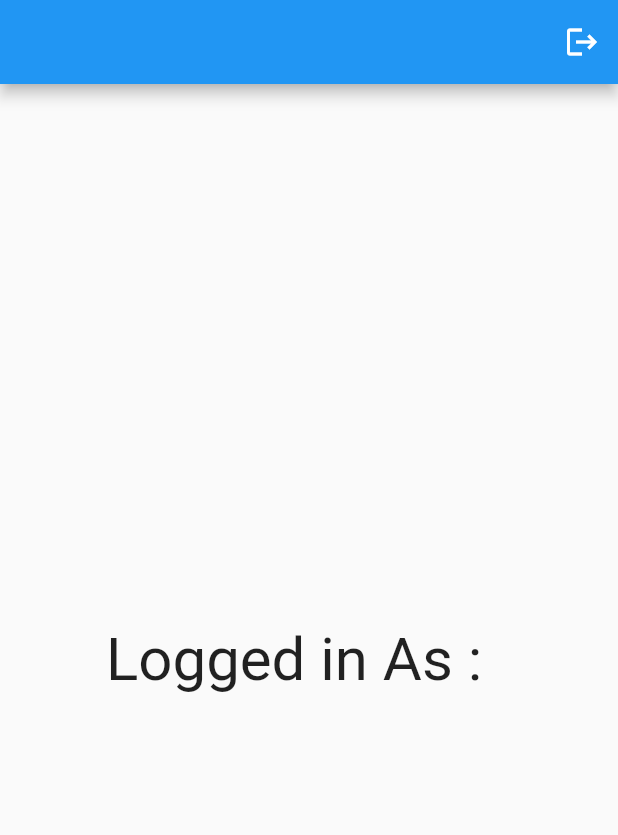
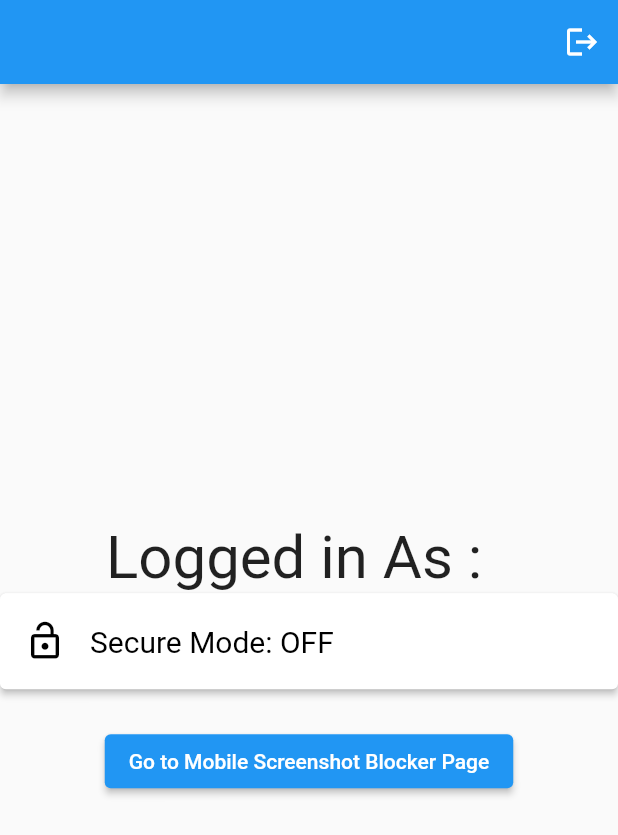
Before and after one commit to iifast2/ModernLoginUI, a Flutter app: the screen it shows once a user with an empty profile is signed in, on a phone screen of 412 x 824 dp. Shown: the top 835 px of the screen. Run offline on Flutter 3.47's test engine with Material 2 defaults, Android fonts, the phone set to English and light mode, and no system bars; our stand-ins replace firebase_auth, firebase_core, google_sign_in, lottie; missing offline and left inert: flutter_windowmanager; accounts and stored records are empty.

Commit message:
Commit - Preventing ScreenShots on Android
Commit - Preventing ScreenShots on Android

:white_check_mark:

It works only on android ! and works very well , but needs further modifications

```diff
--- /dev/null
+++ b/lib/pages/Mobile_screenshot_blocker.dart
@@ -0,0 +1,54 @@
+import 'dart:io';
+import 'package:flutter/material.dart';
+import 'package:flutter_windowmanager/flutter_windowmanager.dart';
+
+class MobileScreenshotBlocker extends StatefulWidget {
+  @override
+  _MobileScreenshotBlockerState createState() => _MobileScreenshotBlockerState();
+}
+
+class _MobileScreenshotBlockerState extends State<MobileScreenshotBlocker> {
+  bool isSecureMode = false;
+
+  @override
+  Widget build(BuildContext context) {
+    return buildButton(
+      title: 'Secure Mode: ${isSecureMode ? 'ON' : 'OFF'}',
+      icon: isSecureMode ? Icons.lock : Icons.lock_open,
+      onClicked: toggleSecureMode,
+    );
+  }
+
+  Future toggleSecureMode() async {
+    if (!Platform.isAndroid) return;
+
+    setState(() => isSecureMode = !isSecureMode);
+
+    if (isSecureMode) {
+      await FlutterWindowManager.addFlags(FlutterWindowManager.FLAG_SECURE);
+    } else {
+      await FlutterWindowManager.clearFlags(FlutterWindowManager.FLAG_SECURE);
+    }
+  }
+
+  Widget buildButton({
+    required String title,
+    required IconData icon,
+    required VoidCallback onClicked,
+  }) =>
+      ElevatedButton(
+        style: ElevatedButton.styleFrom(
+          foregroundColor: Colors.black, backgroundColor: Colors.white, minimumSize: Size.fromHeight(64),
+          textStyle: TextStyle(fontSize: 20),
+        ),
+
+        onPressed: onClicked,
+        child: Row(
+          children: [
+            Icon(icon, size: 28),
+            const SizedBox(width: 16),
+            Text(title),
+          ],
+        ),
+      );
+}
--- a/lib/pages/home_page.dart
+++ b/lib/pages/home_page.dart
@@ -2,13 +2,15 @@ import 'package:firebase_auth/firebase_auth.dart';
 import 'package:flutter/material.dart';
 import 'package:modernlogintute/pages/login_or_register_page.dart';
 import 'package:modernlogintute/pages/login_page.dart';
+import 'package:modernlogintute/pages/Mobile_screenshot_blocker.dart';
 
-class HomePage extends StatelessWidget {
-  HomePage({Key? key}) : super(key: key);
+class HomePage extends StatefulWidget {
+  @override
+  _HomePageState createState() => _HomePageState();
+}
 
+class _HomePageState extends State<HomePage> {
   final user = FirebaseAuth.instance.currentUser!;
-
-// Sign user  out method
 
   void signUserOut() {
     FirebaseAuth.instance.signOut();
@@ -21,11 +23,44 @@ class HomePage extends StatelessWidget {
         IconButton(onPressed: signUserOut, icon: const Icon(Icons.logout))
       ]),
       body: Center(
-          child: Text(
-        "Logged in As :  ${user.email!}",
-        style: const TextStyle(fontSize: 40),
-      )),
-// body: Center(child: Text("Logged in As :  ${user.email!}" )),
+        child: Column(
+          mainAxisAlignment: MainAxisAlignment.center,
+          children: [
+            Text(
+              "Logged in As :  ${user.email!}",
+              style: const TextStyle(fontSize: 40),
+            ),
+            MobileScreenshotBlocker(),
+            const SizedBox(height: 24),
+            ElevatedButton(
+              onPressed: () {
+                Navigator.push(
+                  context,
+                  MaterialPageRoute(
+                    builder: (context) => const MobileScreenshotBlockerPage(),
+                  ),
+                );
+              },
+
+              child: const Text('Go to Mobile Screenshot Blocker Page'),
+
+
+            ),
+          ],
+        ),
+      ),
     );
   }
 }
+
+class MobileScreenshotBlockerPage extends StatelessWidget {
+  const MobileScreenshotBlockerPage({Key? key}) : super(key: key);
+
+  @override
+  Widget build(BuildContext context) {
+    return Scaffold(
+      appBar: AppBar(title: const Text('Mobile Screenshot Blocker')),
+      body: Center(child: MobileScreenshotBlocker()),
+    );
+  }
+}
--- a/pubspec.yaml
+++ b/pubspec.yaml
@@ -18,6 +18,7 @@ dependencies:
   lottie: ^2.2.0
   google_sign_in: ^6.0.1
   google_sign_in_web: ^0.11.0+1
+  flutter_windowmanager: ^0.2.0
 
 dev_dependencies:
   flutter_test:
```
Also changed, not shown: pubspec.lock, 2 other files.
